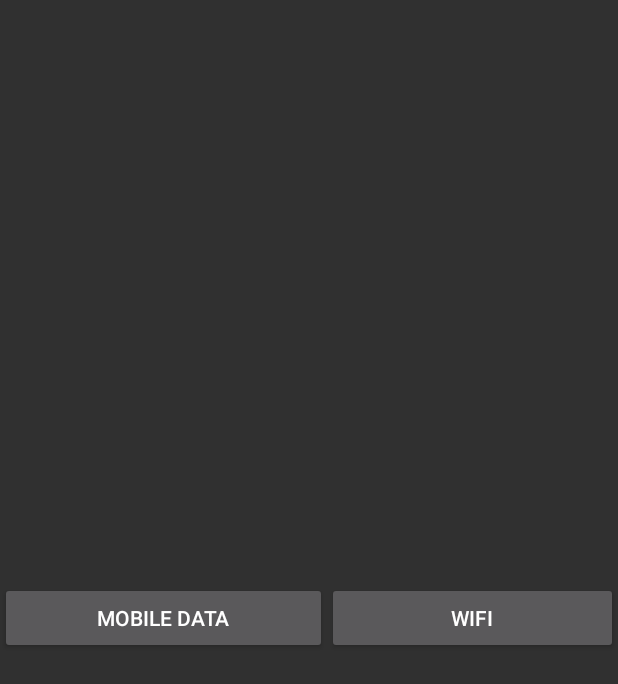
After one commit to tantecky/android, an Android app: the layout net_switch_widget.xml on its own in the app's theme, with its tools: preview values and no code run, on a phone screen of 412 x 824 dp. The commit adds this screen. Shown: the top 684 px of the screen. Run offline under Robolectric (Android 15) with nearby library versions, the phone set to English and light mode, and no system bars.

Commit message:
NetSwitch: Add a widget

```diff
--- a/NetSwitch/app/src/main/res/layout/activity_main.xml
+++ b/NetSwitch/app/src/main/res/layout/activity_main.xml
@@ -20,7 +20,7 @@
         app:layout_constraintBottom_toBottomOf="parent"
         app:layout_constraintEnd_toEndOf="parent"
         app:layout_constraintTop_toTopOf="parent"
-        app:layout_constraintVertical_bias="0.8"
+        app:layout_constraintVertical_bias="0.9"
         tools:checked="false" />
 
     <Switch
@@ -66,6 +66,6 @@
         app:layout_constraintBottom_toBottomOf="parent"
         app:layout_constraintStart_toStartOf="parent"
         app:layout_constraintTop_toTopOf="parent"
-        app:layout_constraintVertical_bias="0.8" />
+        app:layout_constraintVertical_bias="0.9" />
 
 </android.support.constraint.ConstraintLayout>
--- /dev/null
+++ b/NetSwitch/app/src/main/res/layout/net_switch_widget.xml
@@ -0,0 +1,21 @@
+<LinearLayout xmlns:android="http://schemas.android.com/apk/res/android"
+    android:layout_width="match_parent"
+    android:layout_height="match_parent"
+    android:gravity="center"
+    android:orientation="horizontal">
+
+
+        <Button
+            android:id="@+id/button_mobile_data"
+            android:layout_width="wrap_content"
+            android:layout_height="wrap_content"
+            android:layout_weight="1"
+            android:text="Mobile Data" />
+
+        <Button
+            android:id="@+id/button_wifi"
+            android:layout_width="wrap_content"
+            android:layout_height="wrap_content"
+            android:layout_weight="1"
+            android:text="WiFi" />
+</LinearLayout>
--- a/NetSwitch/app/src/main/res/values/colors.xml
+++ b/NetSwitch/app/src/main/res/values/colors.xml
@@ -3,4 +3,6 @@
     <color name="colorPrimary">#1b7f82</color>
     <color name="colorPrimaryDark">#209699</color>
     <color name="colorAccent">#3e9498</color>
+    <color name="red">#A51818</color>
+    <color name="green">#0C720E</color>
 </resources>
--- a/NetSwitch/app/src/main/res/values/strings.xml
+++ b/NetSwitch/app/src/main/res/values/strings.xml
@@ -1,3 +1,5 @@
 <resources>
     <string name="app_name">NetSwitch</string>
+    <string name="appwidget_text">EXAMPLE</string>
+    <string name="add_widget">Add widget</string>
 </resources>
```
Also changed, not shown: NetSwitch/app/src/main/AndroidManifest.xml (+12 -0 lines), NetSwitch/app/src/main/java/cz/antecky/netswitch/NetChangeJobService.java (added, +41 -0 lines), NetSwitch/app/src/main/java/cz/antecky/netswitch/ui/NetSwitchWidget.java (added, +115 -0 lines), NetSwitch/app/src/main/res/values/dimens.xml (added, +10 -0 lines), NetSwitch/app/src/main/res/xml/net_switch_widget_info.xml (added, +9 -0 lines), NetSwitch/app/src/main/res/drawable-nodpi/example_appwidget_preview.png (added).
